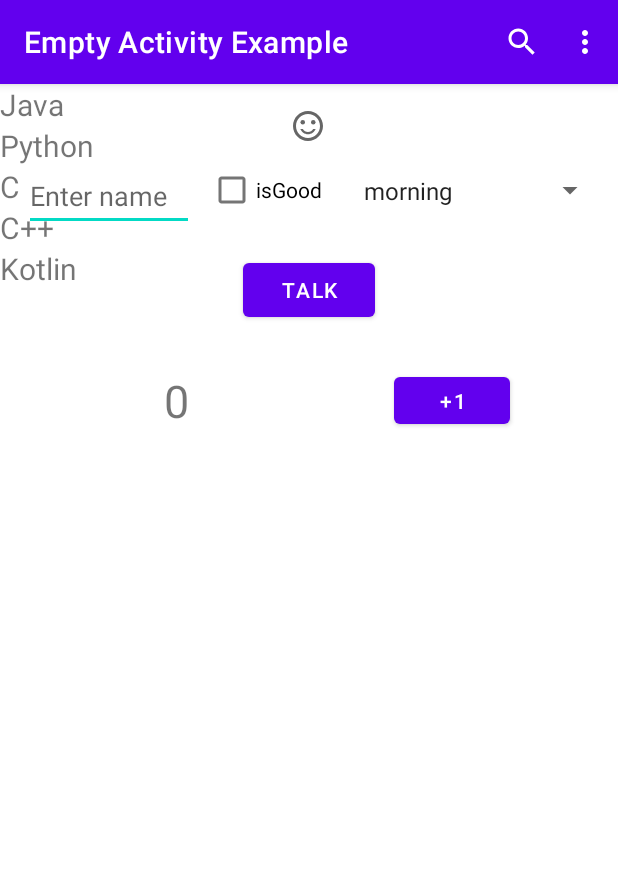
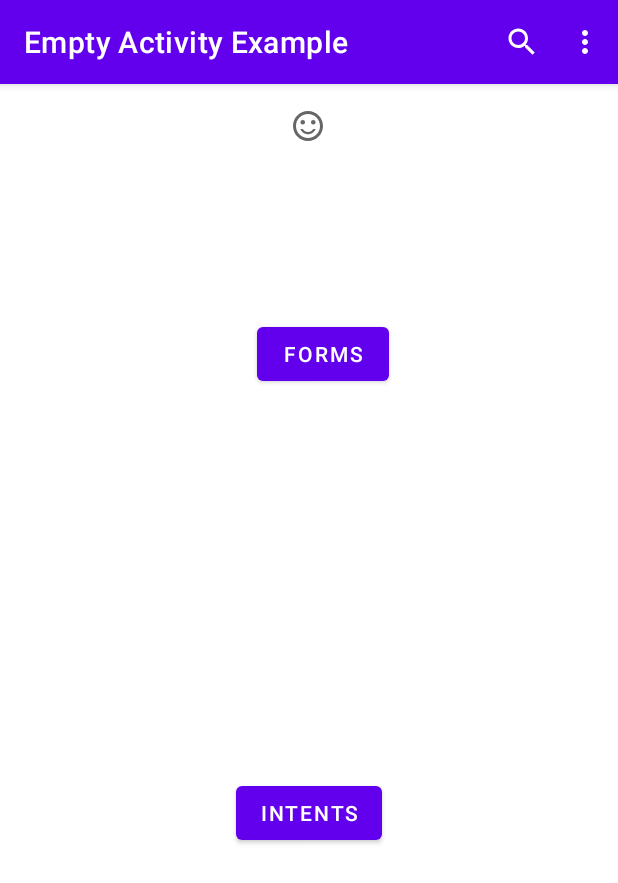
Before and after one commit to ElzaCS/EmptyActivityExample, an Android app: the screen it shows after launch (MainActivity), on a phone screen of 412 x 824 dp. Shown: the top 883 px of the screen. Run offline under Robolectric (Android 15) with nearby library versions, the phone set to English and light mode, and no system bars.

Commit message:
Add separate activities for form components and intents

```diff
--- a/app/src/main/java/com/example/emptyactivityexample/MainActivity.java
+++ b/app/src/main/java/com/example/emptyactivityexample/MainActivity.java
@@ -5,38 +5,17 @@ import androidx.appcompat.app.AppCompatActivity;
 import androidx.recyclerview.widget.LinearLayoutManager;
 import androidx.recyclerview.widget.RecyclerView;
 
+import android.content.Intent;
 import android.os.Bundle;
 import android.util.Log;
 import android.view.Menu;
 import android.view.MenuInflater;
 import android.view.MenuItem;
 import android.view.View;
-import android.widget.AbsListView;
-import android.widget.AdapterView;
-import android.widget.ArrayAdapter;
 import android.widget.Button;
-import android.widget.CheckBox;
-import android.widget.EditText;
-import android.widget.Spinner;
-import android.widget.TextView;
 import android.widget.Toast;
 
 public class MainActivity extends AppCompatActivity {
-
-    public String greeting = "";
-
-    //CHECKBOX
-    CheckBox isGood;
-    //checkbox onclick function
-    public void onCheckboxClicked(View view){
-        boolean clicked = ((CheckBox) view).isChecked();
-        if (view.getId() == R.id.check_good && clicked)
-            Toast.makeText(this, "U ticked", Toast.LENGTH_SHORT).show();
-    }
-
-    //RECYCLEVIEW
-    RecyclerView recyclerView;
-
     @Override
     protected void onCreate(Bundle savedInstanceState) {
         super.onCreate(savedInstanceState);
@@ -44,70 +23,24 @@ public class MainActivity extends AppCompatActivity {
         //use tag in Log.d to find the log
         Log.d("Cybrary", "onCreate");
 
-        //not necessary if not modifying the component
-
-        //NAME FIELD
-        EditText editText = findViewById(R.id.editText);
-
-        //ISGOOD CHECKBOX
-        isGood = findViewById(R.id.check_good);
-
-        //GREEATING DROPDOWN
-        Spinner spin_greet = findViewById(R.id.spinner_greeting);
-        //simple_spinner_item and simple_spinner_dropdown_item are basic layouts provided by platform
-        ArrayAdapter<CharSequence> adapter = ArrayAdapter.createFromResource(this, R.array.greetings_array, android.R.layout.simple_spinner_item);
-        adapter.setDropDownViewResource(android.R.layout.simple_spinner_dropdown_item);
-        spin_greet.setAdapter(adapter);
-        spin_greet.setOnItemSelectedListener(new AdapterView.OnItemSelectedListener() {
+        //ACTIVITY - FORMS
+        Button btn_forms = findViewById(R.id.btn_forms);
+        btn_forms.setOnClickListener(new View.OnClickListener() {
             @Override
-            public void onItemSelected(AdapterView<?> parent, View view, int position, long id) {
-                String selectedGreeting = parent.getItemAtPosition(position).toString();
-                greeting = selectedGreeting.toString();
-                Toast.makeText(MainActivity.this, selectedGreeting, Toast.LENGTH_SHORT).show();
-            }
-
-            @Override
-            public void onNothingSelected(AdapterView<?> parent) {
-
+            public void onClick(View v) {
+                Intent intent = new Intent(MainActivity.this, FormFieldsActivity.class);
+                startActivity(intent);
             }
         });
-
-        //TALK BUTTON
-        Button button = findViewById(R.id.buttonTalk);
-        button.setOnClickListener(new View.OnClickListener() {
+        //ACTIVITY - INTENTS
+        Button btn_intents = findViewById(R.id.btn_intents);
+        btn_intents.setOnClickListener(new View.OnClickListener() {
             @Override
             public void onClick(View v) {
-                //editText.getText() to get input of editable PlainText
-                String nameText = editText.getText().toString();
-                // without show(), the notification wont be displayed
-                boolean current_isGood = isGood.isChecked();
-                if (current_isGood)
-                    Toast.makeText(MainActivity.this, "Good "+greeting+" "+nameText+"!!!", Toast.LENGTH_SHORT).show();
-                else
-                    Toast.makeText(MainActivity.this, "Bad "+greeting+" "+nameText+"!!!", Toast.LENGTH_SHORT).show();
-
-                //convention to name var as componentType_componentFunction
-
+                Intent intent = new Intent(MainActivity.this, IntentUsageActivity.class);
+                startActivity(intent);
             }
         });
-
-        //NUMBER FIELD
-        TextView txtview_num = findViewById(R.id.text_num);
-        //ADD BUTTON
-        Button btn_add = findViewById(R.id.btn_add);
-        btn_add.setOnClickListener(new View.OnClickListener() {
-            @Override
-            public void onClick(View v) {
-                txtview_num.setText(String.valueOf(Integer.parseInt(txtview_num.getText().toString()) + 1));
-            }
-        });
-
-        //RECYCLER
-        recyclerView = findViewById(R.id.recycler_view);
-        String[] languages = {"Java", "Python", "C", "C++", "Kotlin"};
-        LangaugeAdapter langaugeAdapter = new LangaugeAdapter(languages);
-        recyclerView.setAdapter(langaugeAdapter);
-        recyclerView.setLayoutManager(new LinearLayoutManager(this));
     }
 
     //MENU
--- a/app/src/main/res/layout/activity_main.xml
+++ b/app/src/main/res/layout/activity_main.xml
@@ -7,68 +7,6 @@
     tools:context=".MainActivity">
 
     <!-- @string/var_name will fetch the string value from res/values/strings.xml-->
-
-    <EditText
-        android:id="@+id/editText"
-        android:layout_width="113dp"
-        android:layout_height="46dp"
-        android:layout_marginStart="20dp"
-        android:layout_marginLeft="20dp"
-        android:layout_marginTop="12dp"
-        android:layout_marginEnd="93dp"
-        android:layout_marginRight="93dp"
-        android:ems="10"
-        android:hint="Enter name"
-        android:inputType="textPersonName"
-        android:text=""
-        app:layout_constraintEnd_toStartOf="@+id/check_good"
-        app:layout_constraintHorizontal_bias="0.05"
-        app:layout_constraintStart_toStartOf="parent"
-        app:layout_constraintTop_toBottomOf="@+id/imageView" />
-
-    <Button
-        android:id="@+id/buttonTalk"
-        android:layout_width="wrap_content"
-        android:layout_height="wrap_content"
-        android:layout_marginTop="24dp"
-        android:text="Talk"
-        app:layout_constraintEnd_toEndOf="parent"
-        app:layout_constraintStart_toStartOf="parent"
-        app:layout_constraintTop_toBottomOf="@+id/check_good" />
-
-    <TextView
-        android:id="@+id/text_num"
-        android:layout_width="wrap_content"
-        android:layout_height="wrap_content"
-        android:layout_marginTop="29dp"
-        android:text="0"
-        android:textSize="30sp"
-        app:layout_constraintEnd_toStartOf="@+id/btn_add"
-        app:layout_constraintHorizontal_bias="0.445"
-        app:layout_constraintStart_toStartOf="parent"
-        app:layout_constraintTop_toBottomOf="@+id/buttonTalk" />
-
-    <Button
-        android:id="@+id/btn_add"
-        android:layout_width="77dp"
-        android:layout_height="43dp"
-        android:layout_marginTop="28dp"
-        android:layout_marginEnd="72dp"
-        android:layout_marginRight="72dp"
-        android:text="+1"
-        app:layout_constraintEnd_toEndOf="parent"
-        app:layout_constraintTop_toBottomOf="@+id/buttonTalk" />
-
-    <Spinner
-        android:id="@+id/spinner_greeting"
-        android:layout_width="169dp"
-        android:layout_height="38dp"
-        android:layout_marginTop="12dp"
-        android:layout_marginEnd="8dp"
-        android:layout_marginRight="8dp"
-        app:layout_constraintEnd_toEndOf="parent"
-        app:layout_constraintTop_toBottomOf="@+id/imageView" />
-
     <ImageView
         android:id="@+id/imageView"
         android:layout_width="wrap_content"
@@ -80,23 +18,25 @@
         app:layout_constraintTop_toTopOf="parent"
         app:srcCompat="@drawable/ic_outline_sentiment_satisfied_24" />
 
-    <CheckBox
-        android:id="@+id/check_good"
-        android:layout_width="84dp"
-        android:layout_height="37dp"
-        android:layout_marginTop="12dp"
-        android:layout_marginEnd="12dp"
-        android:layout_marginRight="12dp"
-        android:onClick="onCheckboxClicked"
-        android:text="isGood"
-        app:layout_constraintEnd_toStartOf="@+id/spinner_greeting"
+    <Button
+        android:id="@+id/btn_forms"
+        android:layout_width="wrap_content"
+        android:layout_height="wrap_content"
+        android:layout_marginTop="116dp"
+        android:text="Forms"
+        app:layout_constraintEnd_toEndOf="parent"
+        app:layout_constraintHorizontal_bias="0.529"
+        app:layout_constraintStart_toStartOf="parent"
         app:layout_constraintTop_toBottomOf="@+id/imageView" />
 
-    <androidx.recyclerview.widget.RecyclerView
-        android:id="@+id/recycler_view"
-        android:layout_width="match_parent"
-        android:layout_height="match_parent"
-        tools:layout_editor_absoluteX="16dp"
-        tools:layout_editor_absoluteY="52dp" />
+    <Button
+        android:id="@+id/btn_intents"
+        android:layout_width="wrap_content"
+        android:layout_height="wrap_content"
+        android:text="Intents"
+        app:layout_constraintBottom_toBottomOf="parent"
+        app:layout_constraintEnd_toEndOf="parent"
+        app:layout_constraintStart_toStartOf="parent"
+        app:layout_constraintTop_toBottomOf="@+id/btn_forms" />
 
 </androidx.constraintlayout.widget.ConstraintLayout>
```
Also changed, not shown: app/src/main/AndroidManifest.xml (+12 -0 lines), app/src/main/java/com/example/emptyactivityexample/FormFieldsActivity.java (added, +106 -0 lines), app/src/main/java/com/example/emptyactivityexample/IntentGetActivity.java (added, +28 -0 lines), app/src/main/java/com/example/emptyactivityexample/IntentUsageActivity.java (added, +80 -0 lines), app/src/main/res/layout/activity_form_fields.xml (added, +114 -0 lines), app/src/main/res/layout/activity_intent_get.xml (added, +9 -0 lines), app/src/main/res/layout/activity_intents_usage.xml (added, +73 -0 lines).
